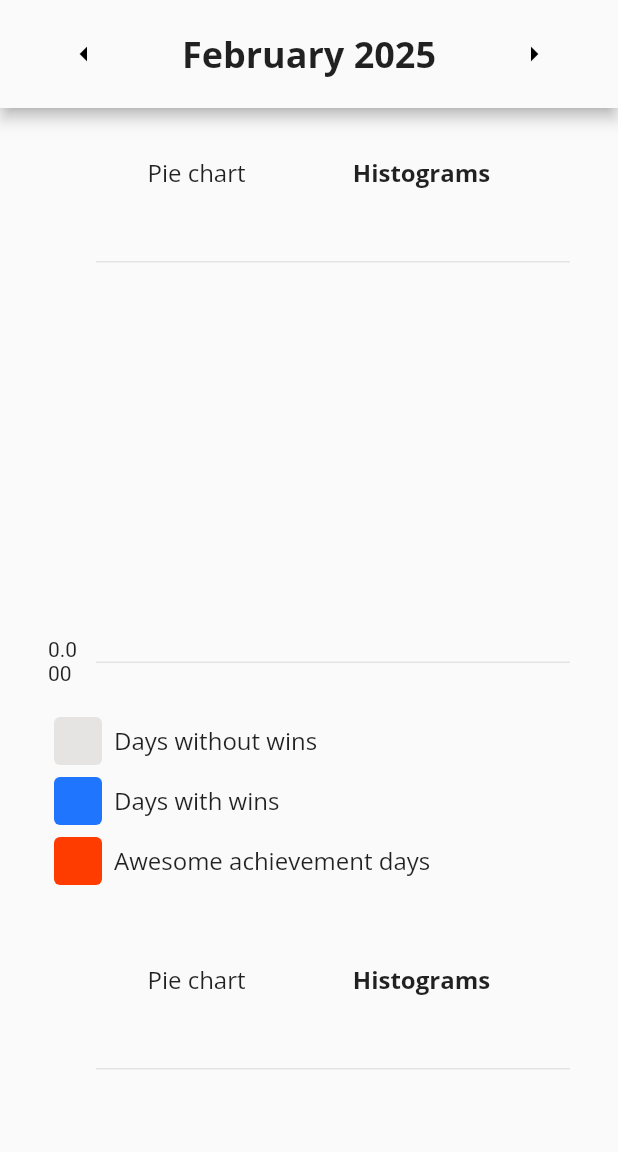
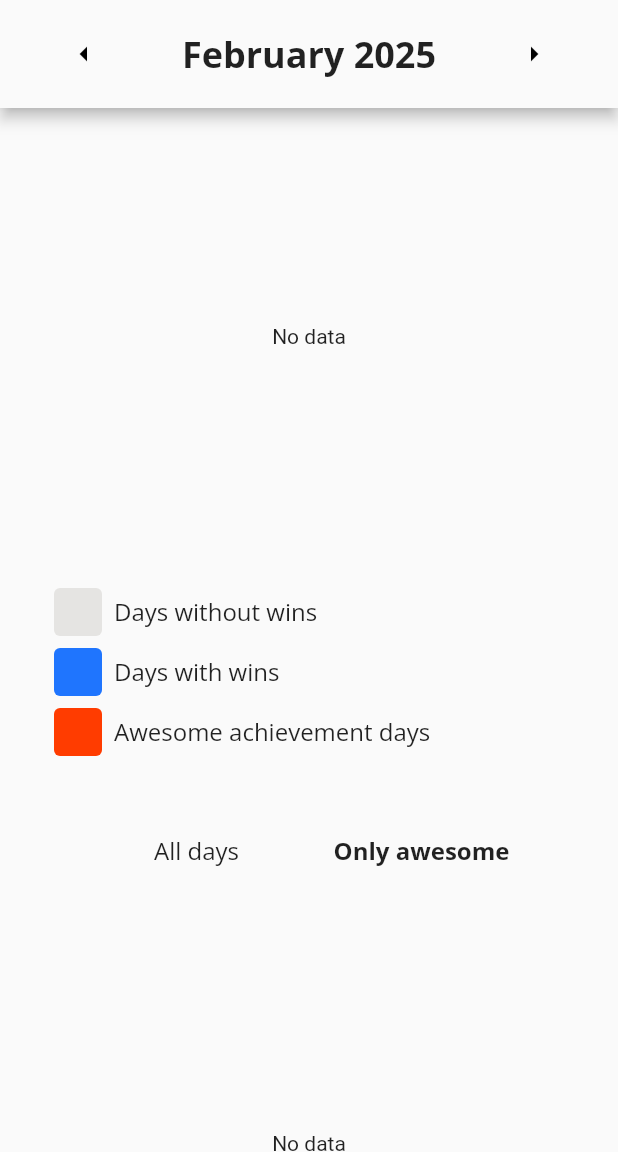
Before and after one commit to artemkv/winaday, a Flutter app: the MonthlyStatsView screen opened directly with empty values, on a phone screen of 412 x 824 dp, the part 84-1236 px from its top. Run offline on Flutter 3.47's test engine with Material 3 defaults, Android fonts, the phone set to English and light mode, and no system bars; drawn by our look-alikes of fl_chart; our stand-ins replace dotted_border, firebase_auth, firebase_core, flutter_local_notifications, flutter_timezone, google_fonts and 6 more; missing offline and left inert: journey3_connector, store_redirect; accounts and stored records are empty; network calls fail.

```diff
--- a/lib/messages.dart
+++ b/lib/messages.dart
@@ -515,10 +515,7 @@ class ExitStatsRequested implements Message {
 }
 
 @immutable
-class StatsTogglePieHistogramsWins implements Message {}
-
-@immutable
-class StatsTogglePieHistogramsPriorities implements Message {}
+class StatsTogglePrioritiesAllOrOnlyAwesome implements Message {}
 
 @immutable
 class MoveToNextMonthStats implements Message {
--- a/lib/model.dart
+++ b/lib/model.dart
@@ -417,8 +417,7 @@ class StatsModel extends Model {
   final int daysTotal;
   final PriorityListData priorityList;
   final WinListShortData stats;
-  final bool winsShowAsPie;
-  final bool prioritiesShowAsPie;
+  final bool prioritiesOnlyAwesome;
 
   const StatsModel(
       this.date,
@@ -429,8 +428,7 @@ class StatsModel extends Model {
       this.daysTotal,
       this.priorityList,
       this.stats,
-      this.winsShowAsPie,
-      this.prioritiesShowAsPie);
+      this.prioritiesOnlyAwesome);
 }
 
 @immutable
--- a/lib/view.dart
+++ b/lib/view.dart
@@ -1790,24 +1790,13 @@ Widget stats(
 
   return SingleChildScrollView(
       child: Column(children: [
-    Padding(
-        padding:
-            const EdgeInsets.only(left: 32, right: 32, top: 16, bottom: 16),
-        child: dualChoice(
-            "Pie chart",
-            "Histograms",
-            model.winsShowAsPie ? 0 : 1,
-            StatsTogglePieHistogramsWins(),
-            dispatch)),
     SizedBox(
         height: 300,
         child: Padding(
-          padding:
-              const EdgeInsets.only(left: 32, right: 32, top: 16, bottom: 16),
-          child: model.winsShowAsPie
-              ? pieChart("winsPie", getWinDaysDataPoints(model), screenWidth)
-              : histograms("winsHist", getWinDaysDataPoints(model)),
-        )),
+            padding:
+                const EdgeInsets.only(left: 32, right: 32, top: 16, bottom: 16),
+            child:
+                pieChart("winsPie", getWinDaysDataPoints(model), screenWidth))),
     Padding(
         padding:
             const EdgeInsets.only(left: 32, right: 32, top: 16, bottom: 16),
@@ -1816,24 +1805,27 @@ Widget stats(
         padding:
             const EdgeInsets.only(left: 32, right: 32, top: 16, bottom: 16),
         child: dualChoice(
-            "Pie chart",
-            "Histograms",
-            model.prioritiesShowAsPie ? 0 : 1,
-            StatsTogglePieHistogramsPriorities(),
+            "All days",
+            "Only awesome",
+            model.prioritiesOnlyAwesome ? 0 : 1,
+            StatsTogglePrioritiesAllOrOnlyAwesome(),
             dispatch)),
     SizedBox(
         height: 300,
         child: Padding(
             padding:
                 const EdgeInsets.only(left: 32, right: 32, top: 16, bottom: 16),
-            child: model.prioritiesShowAsPie
+            child: model.prioritiesOnlyAwesome
                 ? pieChart(
-                    "prioritiesPie", getPriorityDataPoints(model), screenWidth)
-                : histograms("prioritiesHist", getPriorityDataPoints(model)))),
+                    "all wins", getAnyDayPriorityDataPoints(model), screenWidth)
+                : pieChart("only awesome wins",
+                    getAwesomeDayPriorityDataPoints(model), screenWidth))),
     Padding(
         padding:
             const EdgeInsets.only(left: 32, right: 32, top: 16, bottom: 16),
-        child: legend(getPrioritiesLegend(model))),
+        child: model.prioritiesOnlyAwesome
+            ? legend(getAnyDayPrioritiesLegend(model))
+            : legend(getAwesomeDayPrioritiesLegend(model))),
     const Divider(
       height: 12,
       thickness: 1,
@@ -1847,7 +1839,9 @@ Widget stats(
     Padding(
         padding:
             const EdgeInsets.only(left: 32, right: 32, top: 16, bottom: 16),
-        child: legend(getUnattendedPrioritiesLegend(model))),
+        child: model.prioritiesOnlyAwesome
+            ? legend(getAnyDayUnattendedPrioritiesLegend(model))
+            : legend(getAwesomeDayUnattendedPrioritiesLegend(model))),
     Padding(
         padding:
             const EdgeInsets.only(left: 32, right: 32, top: 16, bottom: 32),
```
Also changed, not shown: lib/charts.dart (+56 -49 lines), lib/reducer.dart (+2 -21 lines).
